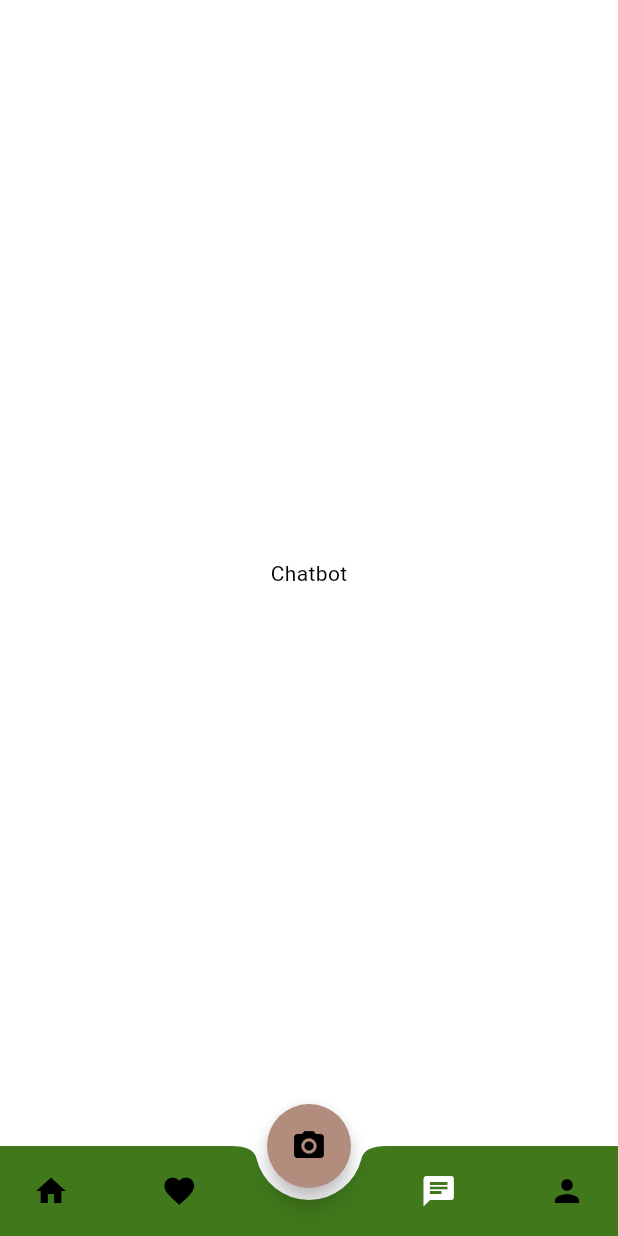
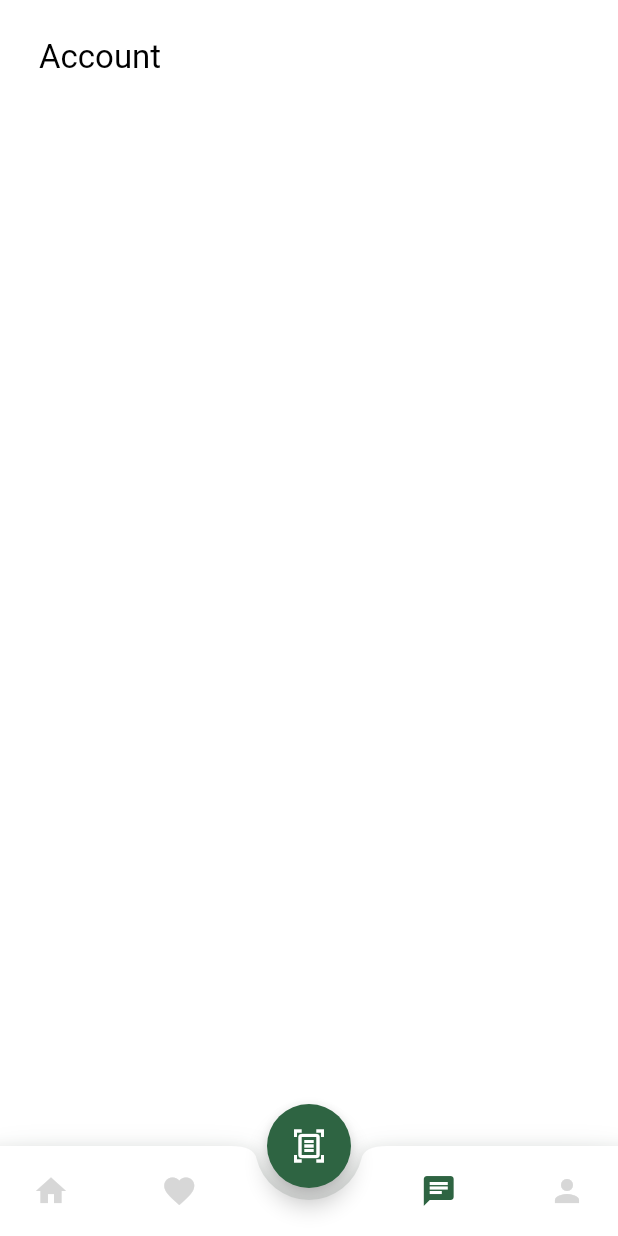
Before and after one commit to LorenzoLongarini/plant-deseases-client, a Flutter app: the Base screen opened by its route, swiped to page 3, on a phone screen of 412 x 824 dp. Run offline on Flutter 3.47's test engine with Material 3 defaults, Android fonts, the phone set to English and light mode, and no system bars; our stand-ins replace flutter_dotenv, flutter_login, flutter_riverpod, go_router, lottie, riverpod_annotation; missing offline and left inert: amplify_api, amplify_auth_cognito, amplify_authenticator, amplify_core, amplify_flutter; generated files the repository leaves out were written again.

Commit message:
refactoring and fix routing

```diff
--- a/lib/common/navigation/router/router.dart
+++ b/lib/common/navigation/router/router.dart
@@ -13,38 +13,37 @@ import '../../../features/login/ui/reset_pwd.dart';
 
 final GoRouter router = GoRouter(
   routes: <RouteBase>[
-    //FIXME: need refactoring to manage base and login
     GoRoute(
+      redirect: (context, state) async {
+        //FIXME
+        final user = await Amplify.Auth.fetchAuthSession();
+        if (user.isSignedIn) {
+          return null;
+        } else {
+          return '/login';
+        }
+      },
       path: '/',
-      name: AppRoute.login.name,
-      builder: (BuildContext context, GoRouterState state) {
-        return Login(key: UniqueKey());
-      },
-      // redirect: (context, state) async {
-      //   //FIXME
-      //   final user = await Amplify.Auth.fetchAuthSession();
-      //   if (user.isSignedIn) {
-      //     return '/base';
-      //   } else {
-      //     return null;
-      //   }
-      // },
-      routes: <RouteBase>[
-        GoRoute(
-          path: 'llm',
-          builder: (BuildContext context, GoRouterState state) {
-            return const LlmView();
-          },
-        ),
-        GoRoute(
-          path: 'base',
       name: AppRoute.home.name,
       builder: (BuildContext context, GoRouterState state) {
         return const Base();
       },
     ),
     GoRoute(
-          path: 'confirm',
+      path: '/llm',
+      builder: (BuildContext context, GoRouterState state) {
+        return const LlmView();
+      },
+    ),
+    GoRoute(
+      path: '/login',
+      name: AppRoute.login.name,
+      builder: (BuildContext context, GoRouterState state) {
+        return Login(key: UniqueKey());
+      },
+    ),
+    GoRoute(
+      path: '/confirm',
       name: AppRoute.confirm.name,
       builder: (BuildContext context, GoRouterState state) {
         SignupData signupData = state.extra as SignupData;
@@ -52,14 +51,12 @@ final GoRouter router = GoRouter(
       },
     ),
     GoRoute(
-          path: 'reset',
+      path: '/reset',
       name: AppRoute.reset.name,
       builder: (BuildContext context, GoRouterState state) {
         String email = state.extra as String;
         return ResetPassword(email: email);
       },
-        ),
-      ],
     ),
   ],
   errorBuilder: (context, state) => Scaffold(
--- a/lib/common/ui/base.dart
+++ b/lib/common/ui/base.dart
@@ -1,5 +1,7 @@
+import 'package:flutter/cupertino.dart';
 import 'package:flutter/material.dart';
 import 'package:flutter_login/flutter_login.dart';
+import 'package:plant_deseases_client/common/utils/colors.dart';
 import 'package:plant_deseases_client/features/account/ui/account.dart';
 import 'package:plant_deseases_client/features/chatbot/ui/chatbot.dart';
 import 'package:plant_deseases_client/features/favorites/ui/favorites.dart';
@@ -36,22 +38,25 @@ class _BaseState extends State<Base> {
         ),
         extendBody: false,
         floatingActionButton: FloatingActionButton(
-          backgroundColor: Color.fromARGB(255, 178, 140, 125),
+          backgroundColor: Palette.primary,
           onPressed: () {},
           shape:
               RoundedRectangleBorder(borderRadius: BorderRadius.circular(50)),
-          child: const Icon(Icons.photo_camera),
+          child: Icon(
+            Icons.document_scanner_outlined,
+            color: Palette.white,
+          ),
         ),
         floatingActionButtonLocation: FloatingActionButtonLocation.centerDocked,
         bottomNavigationBar: BottomAppBar(
+          elevation: 10,
+          shadowColor: Palette.primary,
+          surfaceTintColor: Palette.white,
+          color: Palette.white,
           padding: const EdgeInsets.symmetric(horizontal: 10),
           height: 60,
-          color: const Color.fromARGB(255, 64, 120, 27), // FIXME
           notchMargin: 8,
-
           shape: const CircularNotchedRectangle(),
-          // exte
-          // extendBody: true,
           child: Row(
             mainAxisSize: MainAxisSize.max,
             mainAxisAlignment: MainAxisAlignment.spaceBetween,
@@ -59,7 +64,8 @@ class _BaseState extends State<Base> {
               IconButton(
                 icon: Icon(
                   Icons.home,
-                  color: _currentPage == 0 ? Colors.white : Colors.black,
+                  color:
+                      _currentPage == 0 ? Palette.primary : Palette.deselected,
                 ),
                 onPressed: () {
                   setState(() {
@@ -71,7 +77,8 @@ class _BaseState extends State<Base> {
               IconButton(
                 icon: Icon(
                   Icons.favorite,
-                  color: _currentPage == 1 ? Colors.white : Colors.black,
+                  color:
+                      _currentPage == 1 ? Palette.primary : Palette.deselected,
                 ),
                 onPressed: () {
                   setState(() {
@@ -86,7 +93,8 @@ class _BaseState extends State<Base> {
               IconButton(
                 icon: Icon(
                   Icons.chat,
-                  color: _currentPage == 2 ? Colors.white : Colors.black,
+                  color:
+                      _currentPage == 2 ? Palette.primary : Palette.deselected,
                 ),
                 isSelected: true,
                 onPressed: () {
@@ -99,7 +107,8 @@ class _BaseState extends State<Base> {
               IconButton(
                 icon: Icon(
                   Icons.person,
-                  color: _currentPage == 3 ? Colors.white : Colors.black,
+                  color:
+                      _currentPage == 3 ? Palette.primary : Palette.deselected,
                 ),
                 onPressed: () {
                   setState(() {
--- a/lib/common/ui/custom_widgets/textfield_builder.dart
+++ b/lib/common/ui/custom_widgets/textfield_builder.dart
@@ -1,5 +1,5 @@
 import 'package:flutter/material.dart';
-import 'package:plant_deseases_client/old/style/palette.dart';
+import 'package:plant_deseases_client/common/utils/colors.dart';
 
 class TextFieldBuilder extends StatelessWidget {
   const TextFieldBuilder({
--- a/lib/common/utils/colors.dart
+++ b/lib/common/utils/colors.dart
@@ -1,4 +1,5 @@
 import 'package:flutter/material.dart';
+import 'package:flutter/scheduler.dart';
 
 const Map<int, Color> primarySwatch = {
   50: Color.fromRGBO(255, 207, 68, .1),
@@ -12,6 +13,34 @@ const Map<int, Color> primarySwatch = {
   800: Color.fromRGBO(255, 207, 68, .9),
   900: Color.fromRGBO(255, 207, 68, 1),
 };
+
+class Palette {
+  static Color get primary =>
+      SchedulerBinding.instance.platformDispatcher.platformBrightness ==
+              Brightness.dark
+          ? const Color.fromARGB(255, 46, 100, 66)
+          : const Color.fromARGB(255, 46, 100, 66);
+  static Color get secundary =>
+      SchedulerBinding.instance.platformDispatcher.platformBrightness ==
+              Brightness.dark
+          ? const Color.fromARGB(255, 181, 121, 69)
+          : const Color.fromARGB(255, 181, 121, 69);
+  static Color get lighGreen =>
+      SchedulerBinding.instance.platformDispatcher.platformBrightness ==
+              Brightness.dark
+          ? const Color.fromARGB(255, 207, 214, 210)
+          : const Color.fromARGB(255, 207, 214, 210);
+  static Color get white =>
+      SchedulerBinding.instance.platformDispatcher.platformBrightness ==
+              Brightness.dark
+          ? Colors.white
+          : Colors.white;
+  static Color get deselected =>
+      SchedulerBinding.instance.platformDispatcher.platformBrightness ==
+              Brightness.dark
+          ? const Color.fromARGB(255, 215, 215, 215)
+          : const Color.fromARGB(255, 215, 215, 215);
+}
 
 // MaterialColor primarySwatch = const MaterialColor(
 //   0xFF2e6442,
--- /dev/null
+++ b/lib/common/utils/env_vars.dart
@@ -0,0 +1,6 @@
+import 'package:flutter_dotenv/flutter_dotenv.dart';
+
+class EnvVars {
+  static String get username => dotenv.get('USERNAME');
+  static String get password => dotenv.get('PASSWORD');
+}
--- a/lib/features/chatbot/ui/chatbot.dart
+++ b/lib/features/chatbot/ui/chatbot.dart
@@ -10,8 +10,11 @@ class Chatbot extends StatefulWidget {
 class _ChatbotState extends State<Chatbot> {
   @override
   Widget build(BuildContext context) {
-    return const Center(
-      child: Text('Chatbot'),
+    return Scaffold(
+                  appBar: AppBar(
+                    automaticallyImplyLeading: false,
+                    title: const Text('Account'),
+                    body: ),
     );
   }
 }
--- a/lib/main.dart
+++ b/lib/main.dart
@@ -6,11 +6,13 @@
 import 'package:plant_deseases_client/amplifyconfiguration.dart';
 import 'package:plant_deseases_client/app.dart';
 import 'package:plant_deseases_client/models/ModelProvider.dart';
+import 'package:flutter_dotenv/flutter_dotenv.dart';
 
 Future<void> main() async {
   WidgetsFlutterBinding.ensureInitialized();
   try {
     await _configureAmplify();
+    await dotenv.load(fileName: ".env");
   } on AmplifyAlreadyConfiguredException {
     debugPrint('Amplify configuration failed.');
   }
--- a/lib/old/buttons/button_builder.dart
+++ b/lib/old/buttons/button_builder.dart
@@ -1,5 +1,5 @@
 import 'package:flutter/material.dart';
-import 'package:plant_deseases_client/old/style/palette.dart';
+import 'package:plant_deseases_client/common/utils/colors.dart';
 
 class ButtonBuilder extends StatelessWidget {
   const ButtonBuilder({
--- a/pubspec.yaml
+++ b/pubspec.yaml
@@ -84,6 +84,7 @@ flutter:
   assets:
       - assets/lottie/
       - assets/img/
+      - .env
   #   - images/a_dot_burr.jpeg
   #   - images/a_dot_ham.jpeg
 
```
Also changed, not shown: lib/features/account/ui/account.dart (+30 -21 lines), lib/features/login/ui/login.dart (+9 -16 lines), lib/old/buttons/google_button.dart (deleted, +0 -43 lines), lib/old/buttons/login_button.dart (deleted, +0 -26 lines), lib/old/style/palette.dart (deleted, +0 -25 lines), lib/old/textfield/email_textfield.dart (deleted, +0 -26 lines), lib/old/textfield/password_textfield.dart (deleted, +0 -46 lines). Lines whose indentation alone changed are shown as unchanged.
